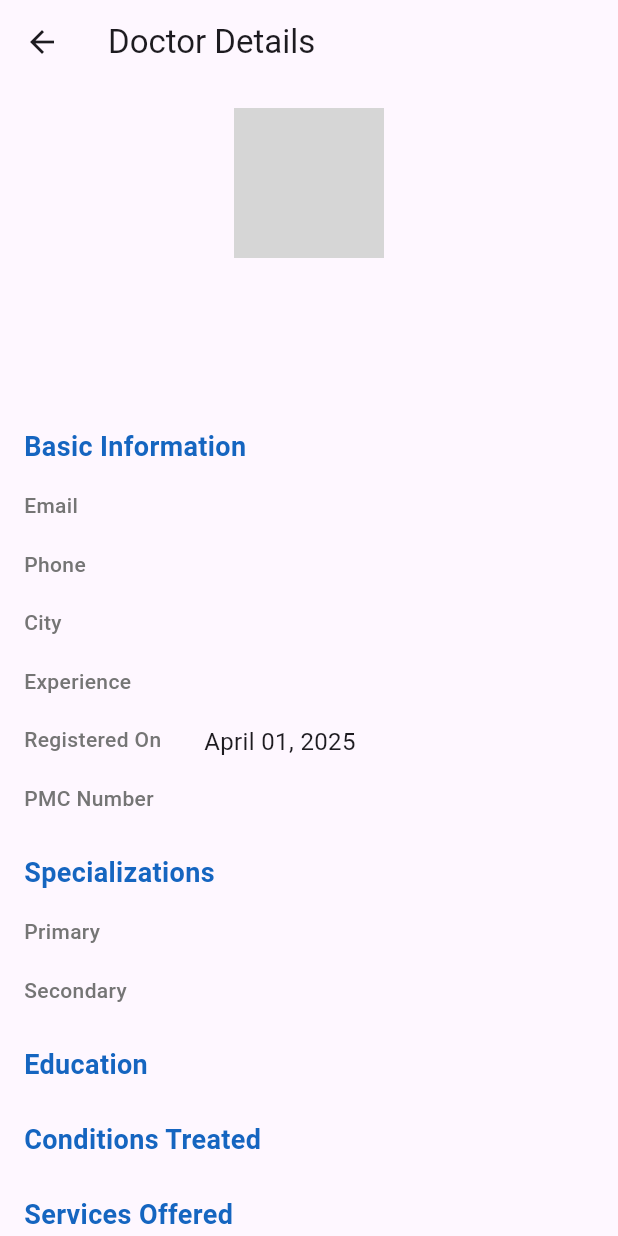
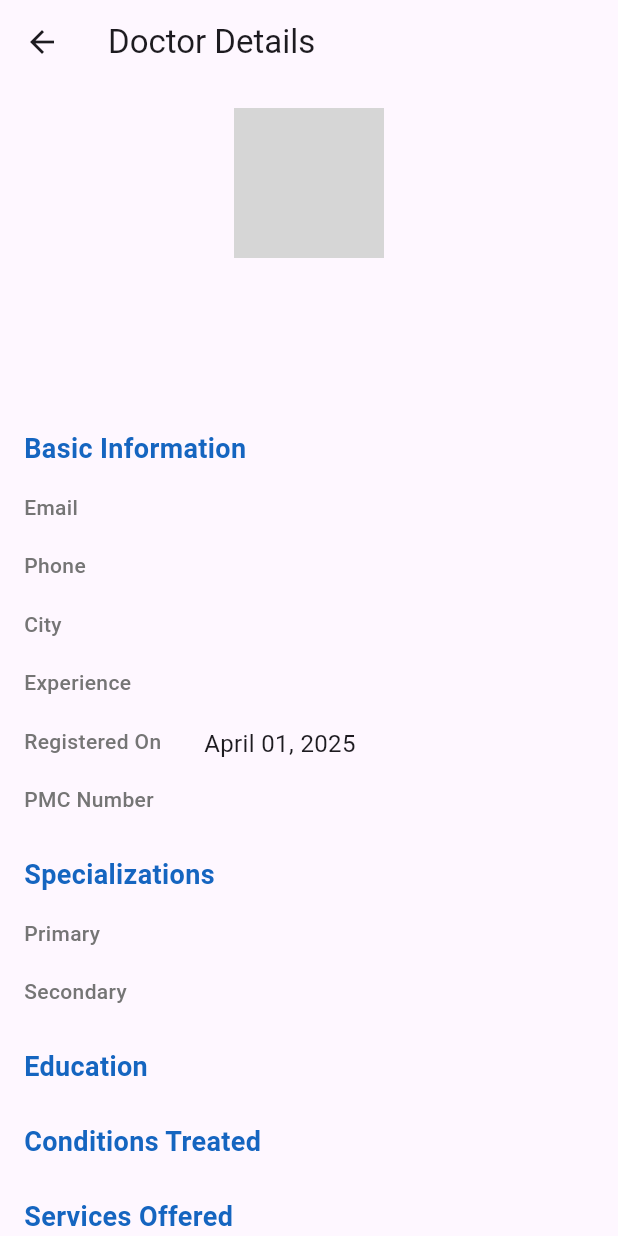
Before and after one commit to sajjad-ali-01/Care-Cub-Admin, a Flutter app: the DoctorDetailsScreen screen opened directly with empty values, on a phone screen of 412 x 824 dp. Run offline on Flutter 3.47's test engine with Material 3 defaults, Android fonts, the phone set to English and light mode, and no system bars; our stand-ins replace cloud_firestore, firebase_core, fl_chart, shimmer; accounts and stored records are empty; grey boxes are pictures that could not be loaded.

Commit message:
initialized to main

```diff
--- a/lib/UI/ActiveDoctors.dart
+++ b/lib/UI/ActiveDoctors.dart
@@ -126,8 +126,8 @@ class DoctorDetailsScreen extends StatelessWidget {
                 ],
               ),
             ),
-            SizedBox(height: 24),
-
+            SizedBox(height: 25),
+//new coment
             // Basic Info
             _buildSectionTitle('Basic Information'),
             _buildInfoRow('Email', doctorData['email'] ?? 'N/A'),
```
